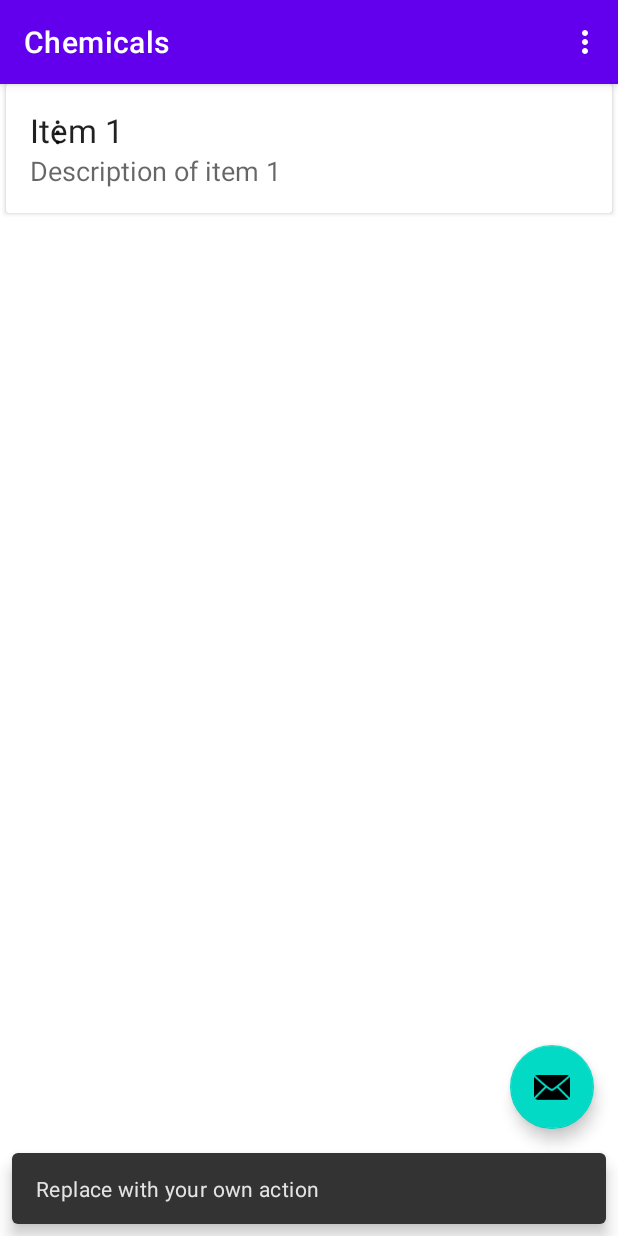
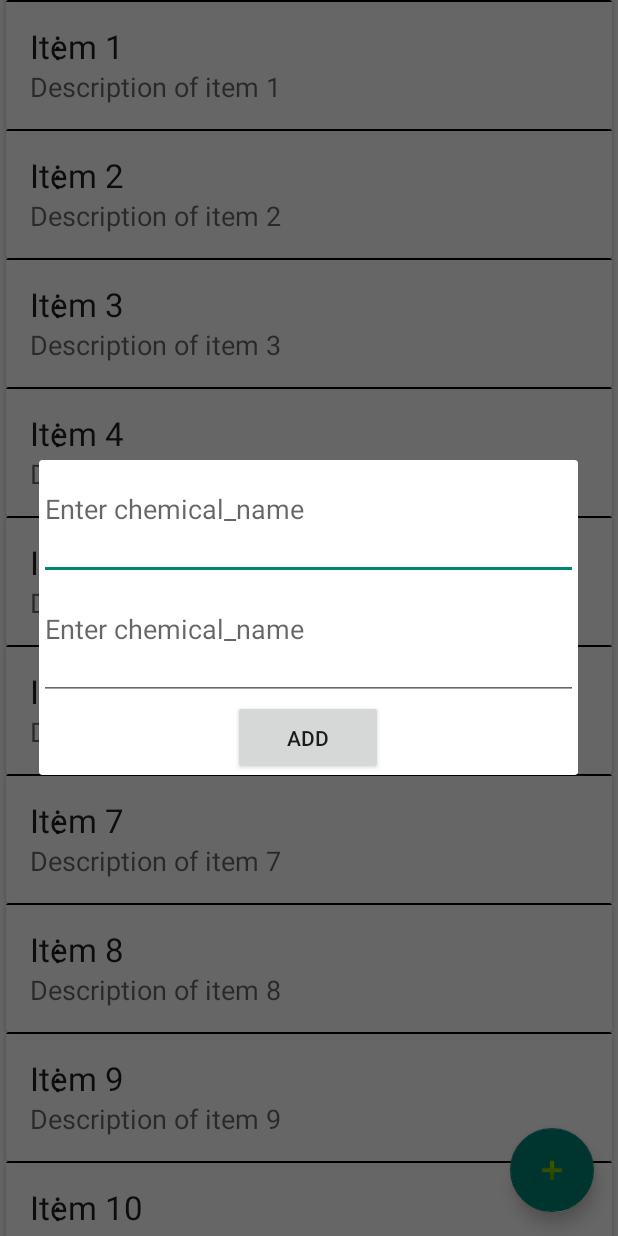
Before and after one commit to DLebedyuk/Chemicals, an Android app: the screen it shows after launch (MainActivity), after a tap on an icon or button, on a phone screen of 412 x 824 dp. Run offline under Robolectric (Android 15) with nearby library versions, the phone set to English and light mode, and no system bars.

Commit message:
add button with dialog

```diff
--- a/app/src/main/AndroidManifest.xml
+++ b/app/src/main/AndroidManifest.xml
@@ -8,11 +8,10 @@
         android:label="@string/app_name"
         android:roundIcon="@mipmap/ic_launcher_round"
         android:supportsRtl="true"
-        android:theme="@style/Theme.AppCompat.NoActionBar">
+        android:theme="@style/AppTheme.NoActionBar">
         <activity
             android:name=".MainActivity"
-            android:label="@string/app_name"
-            android:theme="@style/Theme.Chemicals.NoActionBar">
+            android:label="@string/app_name">
             <intent-filter>
                 <action android:name="android.intent.action.MAIN" />
 
--- a/app/src/main/java/com/example/chemicals/MainActivity.java
+++ b/app/src/main/java/com/example/chemicals/MainActivity.java
@@ -1,5 +1,7 @@
 package com.example.chemicals;
 
+import android.app.AlertDialog;
+import android.content.DialogInterface;
 import android.os.Bundle;
 
 import com.google.android.material.floatingactionbutton.FloatingActionButton;
@@ -8,10 +10,12 @@ import com.google.android.material.snackbar.Snackbar;
 import androidx.appcompat.app.AppCompatActivity;
 import androidx.appcompat.widget.Toolbar;
 
+import android.view.LayoutInflater;
 import android.view.View;
 
 import android.view.Menu;
 import android.view.MenuItem;
+import android.widget.EditText;
 
 import androidx.recyclerview.widget.RecyclerView;
 import androidx.recyclerview.widget.LinearLayoutManager;
@@ -27,8 +31,16 @@ public class MainActivity extends AppCompatActivity {
     protected void onCreate(Bundle savedInstanceState) {
         super.onCreate(savedInstanceState);
         setContentView(R.layout.activity_main);
-        Toolbar toolbar = findViewById(R.id.toolbar);
-        setSupportActionBar(toolbar);
+
+        final AlertDialog dialogBuilder = new AlertDialog.Builder(this).create();
+        LayoutInflater inflater = this.getLayoutInflater();
+        View dialogView = inflater.inflate(R.layout.add_chem_dialog, null);
+
+        final EditText editName = (EditText) dialogView.findViewById(R.id.chem_description);
+        final EditText editDescription = (EditText) dialogView.findViewById(R.id.chem_name);
+
+        //Toolbar toolbar = findViewById(R.id.toolbar);
+        //setSupportActionBar(toolbar);
 
         /* recyclerView = (RecyclerView) findViewById(R.id.chem_list);
         //recyclerView.setHasFixedSize(true);
@@ -48,8 +60,8 @@ public class MainActivity extends AppCompatActivity {
         fab.setOnClickListener(new View.OnClickListener() {
             @Override
             public void onClick(View view) {
-                Snackbar.make(view, "Replace with your own action", Snackbar.LENGTH_LONG)
-                        .setAction("Action", null).show();
+                dialogBuilder.setView(dialogView);
+                dialogBuilder.show();
             }
         });
     }
--- a/app/src/main/res/layout/activity_main.xml
+++ b/app/src/main/res/layout/activity_main.xml
@@ -11,13 +11,6 @@
         android:layout_height="wrap_content"
         android:theme="@style/Theme.Chemicals.AppBarOverlay">
 
-        <androidx.appcompat.widget.Toolbar
-            android:id="@+id/toolbar"
-            android:layout_width="match_parent"
-            android:layout_height="?attr/actionBarSize"
-            android:background="?attr/colorPrimary"
-            app:popupTheme="@style/Theme.Chemicals.PopupOverlay" />
-
     </com.google.android.material.appbar.AppBarLayout>
 
     <include layout="@layout/content_main" />
@@ -28,6 +21,6 @@
         android:layout_height="wrap_content"
         android:layout_gravity="bottom|end"
         android:layout_margin="@dimen/fab_margin"
-        app:srcCompat="@android:drawable/ic_dialog_email" />
+        app:srcCompat="@android:drawable/ic_input_add" />
 
 </androidx.coordinatorlayout.widget.CoordinatorLayout>
--- /dev/null
+++ b/app/src/main/res/layout/add_chem_dialog.xml
@@ -0,0 +1,41 @@
+<?xml version="1.0" encoding="utf-8"?>
+<LinearLayout
+    xmlns:android="http://schemas.android.com/apk/res/android"
+    android:layout_width="match_parent"
+    android:layout_height="wrap_content"
+    android:orientation="vertical">
+
+    <EditText
+        android:layout_marginTop="10dp"
+        android:id="@+id/chem_name"
+        android:layout_width="match_parent"
+        android:layout_height="70dp"
+        android:gravity="top"
+        android:hint="Enter chemical_name"
+        android:inputType="textMultiLine"
+        android:lines="8"
+        android:maxLines="3"
+        android:minLines="6"
+        android:scrollbars="vertical" />
+
+    <EditText
+        android:layout_marginTop="10dp"
+        android:id="@+id/chem_description"
+        android:layout_width="match_parent"
+        android:layout_height="70dp"
+        android:gravity="top"
+        android:hint="Enter chemical_name"
+        android:inputType="textMultiLine"
+        android:lines="8"
+        android:maxLines="3"
+        android:minLines="6"
+        android:scrollbars="vertical" />
+
+    <Button
+        android:text="Add"
+        android:layout_gravity="center"
+        android:layout_width="100dp"
+        android:layout_height="50dp" />
+
+
+</LinearLayout>
--- a/app/src/main/res/layout/chemical.xml
+++ b/app/src/main/res/layout/chemical.xml
@@ -3,7 +3,7 @@
     xmlns:android="http://schemas.android.com/apk/res/android"
     xmlns:tools="http://schemas.android.com/tools"
     android:layout_width="match_parent"
-    android:layout_height="match_parent">
+    android:layout_height="wrap_content">
 
     <androidx.cardview.widget.CardView
         android:layout_width="match_parent"
@@ -15,7 +15,6 @@
             android:layout_width="match_parent"
             android:layout_height="wrap_content"
             android:padding="@dimen/activity_horizontal_margin">
-
             <TextView
                 android:layout_width="match_parent"
                 android:layout_height="wrap_content"
@@ -39,5 +38,9 @@
                 android:layout_alignParentRight="true"
                 android:paddingLeft="@dimen/activity_horizontal_margin"/>
         </RelativeLayout>
+        <View
+            android:layout_width="match_parent"
+            android:layout_height="1dp"
+            android:background="#ff010101"/>
     </androidx.cardview.widget.CardView>
 </androidx.constraintlayout.widget.ConstraintLayout>
--- /dev/null
+++ b/app/src/main/res/values/style.xml
@@ -0,0 +1,8 @@
+<?xml version="1.0" encoding="utf-8"?>
+<resources>
+    <style name="AppTheme.NoActionBar" parent="Theme.AppCompat.Light.NoActionBar">
+        <item name="windowActionBar">false</item>
+        <item name="windowNoTitle">true</item>
+        <item name="android:windowFullscreen">true</item>
+    </style>
+</resources>
```
